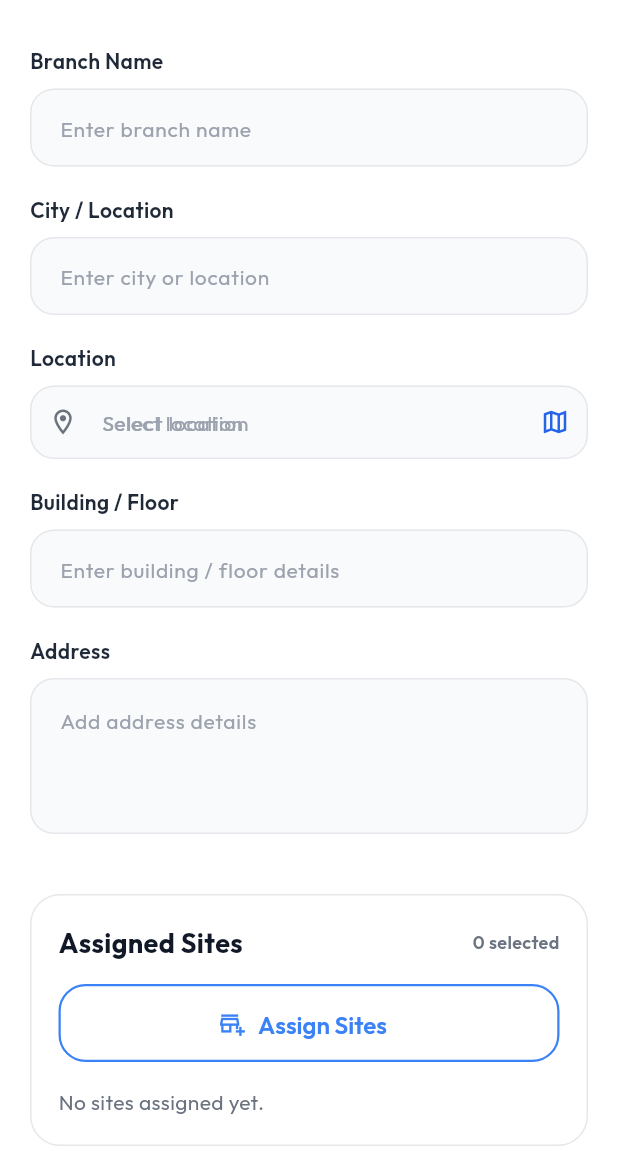
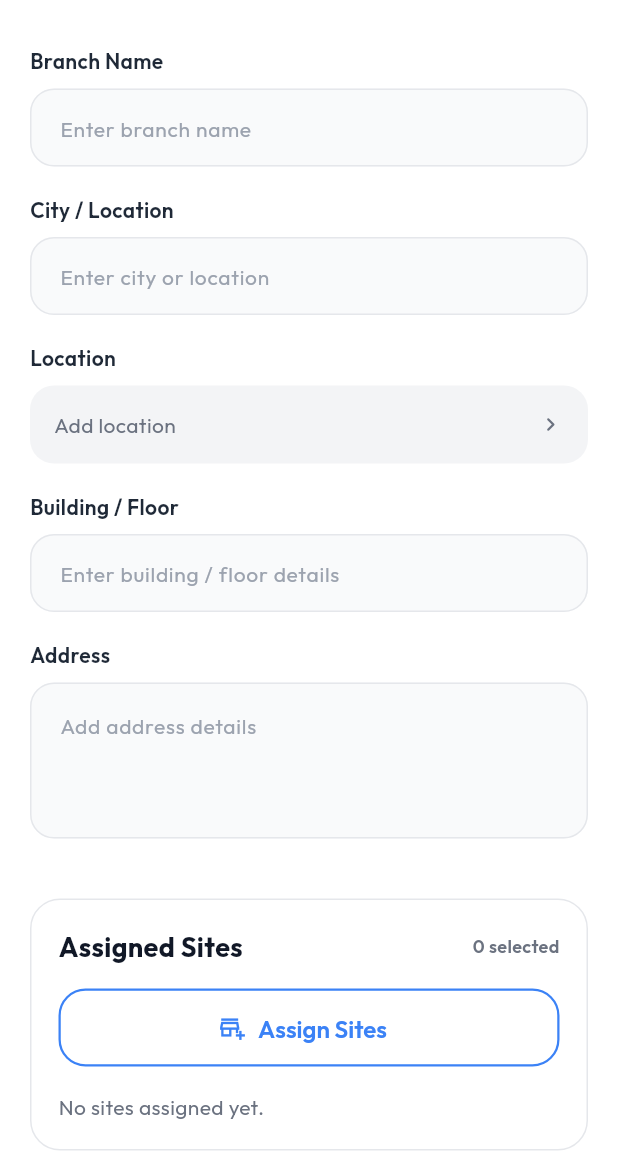
Before and after one commit to harsh2277/GuardGrey, a Flutter app: the AddBranchScreen screen opened directly, on a phone screen of 412 x 824 dp, the part 63-1236 px from its top. Run offline on Flutter 3.47's test engine with Material 3 defaults, Android fonts, the phone set to English and light mode, and no system bars; our stand-ins replace cloud_firestore, firebase_auth, firebase_core, firebase_messaging, flutter_local_notifications, flutter_map and 4 more; accounts and stored records are empty.

Commit message:
fix location field

```diff
--- a/lib/widgets/location_input_field.dart
+++ b/lib/widgets/location_input_field.dart
@@ -18,6 +18,7 @@ class LocationInputField extends StatelessWidget {
   @override
   Widget build(BuildContext context) {
     final hasAddress = address != null && address!.trim().isNotEmpty;
+    final displayText = hasAddress ? address!.trim() : 'Add location';
 
     return Column(
       crossAxisAlignment: CrossAxisAlignment.start,
@@ -27,73 +28,51 @@ class LocationInputField extends StatelessWidget {
           child: InkWell(
             borderRadius: BorderRadius.circular(16),
             onTap: onTap,
-            child: InputDecorator(
-              isFocused: false,
-              isEmpty: !hasAddress,
-              expands: false,
-              decoration: InputDecoration(
-                hintText: 'Select location',
-                prefixIcon: const Icon(
-                  Icons.location_on_outlined,
-                  color: AppColors.neutral500,
-                  size: 20,
+            child: Container(
+              height: 52,
+              padding: const EdgeInsets.symmetric(horizontal: 16),
+              decoration: BoxDecoration(
+                color: AppColors.neutral100,
+                borderRadius: BorderRadius.circular(16),
               ),
-                prefixIconConstraints: const BoxConstraints(
-                  minWidth: 44,
-                  minHeight: 44,
-                ),
-                suffixIcon: const Icon(
-                  Icons.map_outlined,
-                  color: AppColors.primary600,
-                  size: 20,
-                ),
-                suffixIconConstraints: const BoxConstraints(
-                  minWidth: 44,
-                  minHeight: 44,
-                ),
-                errorText: errorText,
-                hintStyle: AppTextStyles.bodyMedium.copyWith(
-                  color: AppColors.neutral400,
-                ),
-                filled: true,
-                fillColor: AppColors.neutral50,
-                contentPadding: const EdgeInsets.symmetric(
-                  horizontal: 16,
-                  vertical: 14,
-                ),
-                border: OutlineInputBorder(
-                  borderRadius: BorderRadius.circular(16),
-                  borderSide: const BorderSide(color: AppColors.neutral200),
-                ),
-                enabledBorder: OutlineInputBorder(
-                  borderRadius: BorderRadius.circular(16),
-                  borderSide: const BorderSide(color: AppColors.neutral200),
-                ),
-                focusedBorder: OutlineInputBorder(
-                  borderRadius: BorderRadius.circular(16),
-                  borderSide: const BorderSide(
-                    color: AppColors.primary500,
-                    width: 1.5,
-                  ),
-                ),
-                errorBorder: OutlineInputBorder(
-                  borderRadius: BorderRadius.circular(16),
-                  borderSide: const BorderSide(color: AppColors.error),
-                ),
-              ),
+              child: Row(
+                children: [
+                  Expanded(
                     child: Text(
-                hasAddress ? address!.trim() : 'Select location',
-                maxLines: 2,
+                      displayText,
+                      maxLines: 1,
                       overflow: TextOverflow.ellipsis,
                       style: AppTextStyles.bodyMedium.copyWith(
                         color: hasAddress
                             ? AppColors.neutral800
-                      : AppColors.neutral400,
+                            : AppColors.neutral500,
+                        fontWeight: hasAddress
+                            ? FontWeight.w500
+                            : FontWeight.w400,
+                      ),
+                    ),
+                  ),
+                  const SizedBox(width: 8),
+                  const Icon(
+                    Icons.chevron_right_rounded,
+                    color: AppColors.neutral500,
+                    size: 18,
+                  ),
+                ],
               ),
             ),
           ),
         ),
+        if (errorText != null) ...[
+          const SizedBox(height: 6),
+          Padding(
+            padding: const EdgeInsets.symmetric(horizontal: 4),
+            child: Text(
+              errorText!,
+              style: AppTextStyles.bodySmall.copyWith(color: AppColors.error),
             ),
+          ),
+        ],
       ],
     );
   }
```
Lines whose indentation alone changed are shown as unchanged.
